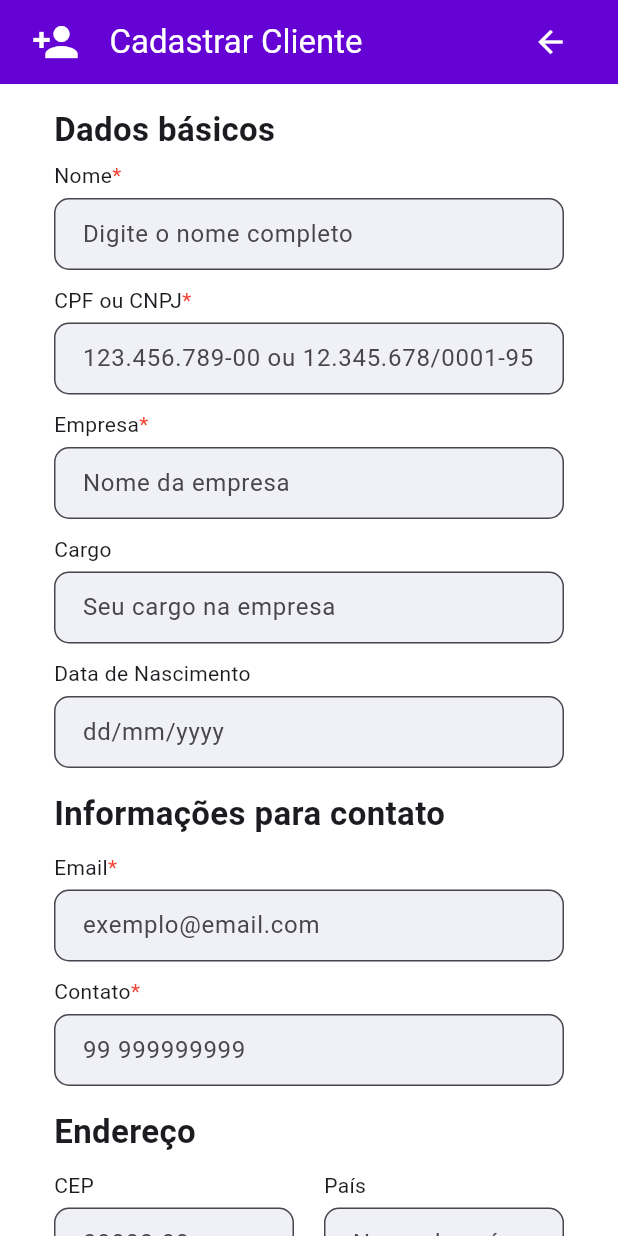
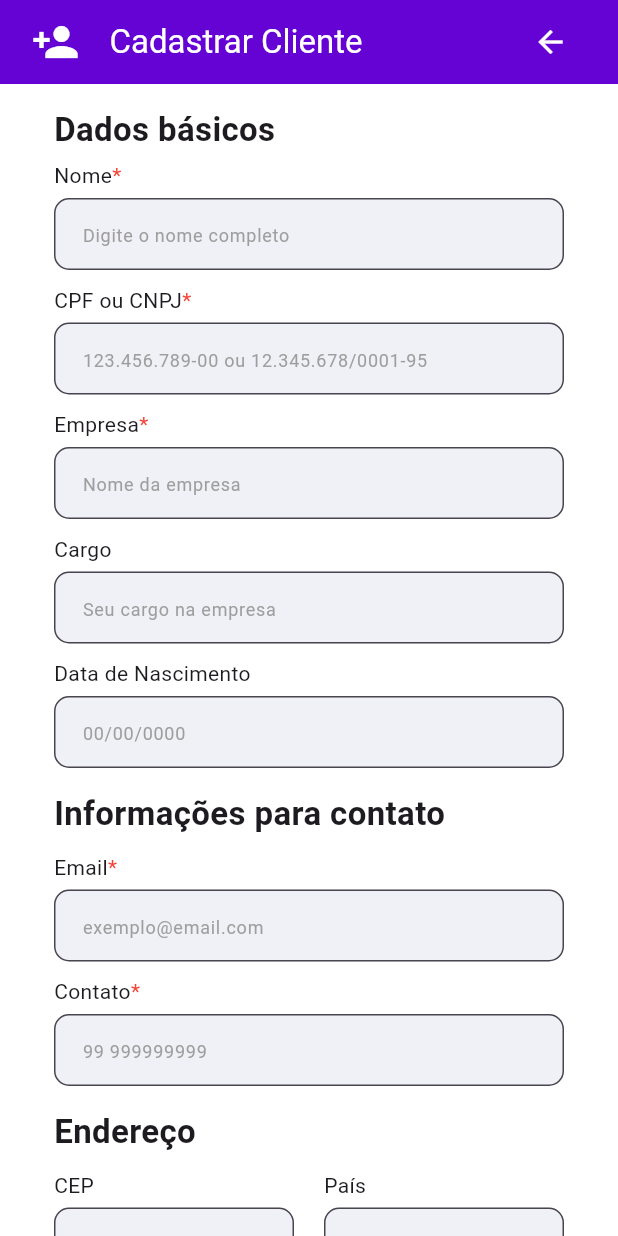
Before and after one commit to Grupo04-Esfera-Pro-Solucoes/EsferaPro, a Flutter app: the StackClients screen opened directly, on a phone screen of 412 x 824 dp. Run offline on Flutter 3.47's test engine with Material 3 defaults, Android fonts, the phone set to English and light mode, and no system bars; our stand-ins replace fl_chart, flutter_multi_formatter, shared_preferences; accounts and stored records are empty.

Commit message:
finalizado parte visual da tela de cadastro de clientes

```diff
--- a/lib/screens/stack_pages/stack_clients.dart
+++ b/lib/screens/stack_pages/stack_clients.dart
@@ -1,4 +1,6 @@
 import 'package:flutter/material.dart';
+import 'package:flutter/services.dart';
+import '../../widgets/input_formatters.dart';
 import 'package:esferapro/service/createCustumer_service.dart';
 
 class StackClients extends StatefulWidget {
@@ -128,7 +130,8 @@ class _StackClientsState extends State<StackClients> {
               const SizedBox(height: 5),
               _buildTextField(
                 controller: _clientDate,
-                hintText: 'dd/mm/yyyy',
+                hintText: '00/00/0000',
+                inputFormatters: [DateInputFormatter()],
               ),
               const SizedBox(height: 15),
               const Text(
@@ -151,6 +154,7 @@ class _StackClientsState extends State<StackClients> {
               _buildTextField(
                 controller: _contactNumber,
                 hintText: '99 999999999',
+                inputFormatters: [PhoneInputFormatter()],
               ),
               const SizedBox(height: 15),
               const Text(
@@ -171,6 +175,7 @@ class _StackClientsState extends State<StackClients> {
                       _buildHalfWidthTextField(
                         controller: _addressZipCode,
                         hintText: '00000-00',
+                        inputFormatters: [ZipCodeInputFormatter()],
                       ),
                     ],
                   ),
@@ -250,7 +255,7 @@ class _StackClientsState extends State<StackClients> {
                   ),
                 ),
               ]),
-              const SizedBox(height: 20),
+              const SizedBox(height: 40),
               Row(
                 children: [
                   Expanded(
@@ -318,18 +323,25 @@ class _StackClientsState extends State<StackClients> {
   Widget _buildTextField({
     required TextEditingController controller,
     required String hintText,
+    List<TextInputFormatter>? inputFormatters,
   }) {
     return TextField(
       controller: controller,
+      inputFormatters: inputFormatters,
+      style: const TextStyle(fontSize: 16),
       decoration: InputDecoration(
         hintText: hintText,
-        filled: true, // Enable filling
-        fillColor: const Color(0xFFF0F0F7), // Set background color
+        filled: true,
+        fillColor: const Color(0xFFF0F0F7),
         border: OutlineInputBorder(
           borderRadius: BorderRadius.circular(10),
           borderSide: const BorderSide(color: Colors.black),
         ),
         contentPadding: const EdgeInsets.symmetric(vertical: 12, horizontal: 15),
+        hintStyle: const TextStyle(
+          color: Colors.grey,
+          fontSize: 12,
+        ),
       ),
     );
   }
@@ -337,18 +349,25 @@ class _StackClientsState extends State<StackClients> {
   Widget _buildHalfWidthTextField({
     required TextEditingController controller,
     required String hintText,
+    List<TextInputFormatter>? inputFormatters,
   }) {
     return TextField(
       controller: controller,
+      inputFormatters: inputFormatters,
+      style: const TextStyle(fontSize: 16),
       decoration: InputDecoration(
         hintText: hintText,
-        filled: true, // Enable filling
-        fillColor: const Color(0xFFF0F0F7), // Set background color
+        filled: true,
+        fillColor: const Color(0xFFF0F0F7),
         border: OutlineInputBorder(
           borderRadius: BorderRadius.circular(10),
           borderSide: const BorderSide(color: Colors.black),
         ),
         contentPadding: const EdgeInsets.symmetric(vertical: 12, horizontal: 15),
+        hintStyle: const TextStyle(
+          color: Colors.grey,
+          fontSize: 12,
+        ),
       ),
     );
   }
--- a/pubspec.yaml
+++ b/pubspec.yaml
@@ -19,6 +19,8 @@ dependencies:
   logging: ^1.2.0
   flutter_multi_formatter: ^2.13.0
   fl_chart: ^0.69.0
+  flutter_masked_text2: ^0.9.1
+  mask_text_input_formatter: ^2.9.0
 
 dev_dependencies:
   flutter_test:
```
Also changed, not shown: lib/widgets/input_formatters.dart (added, +57 -0 lines), pubspec.lock.
